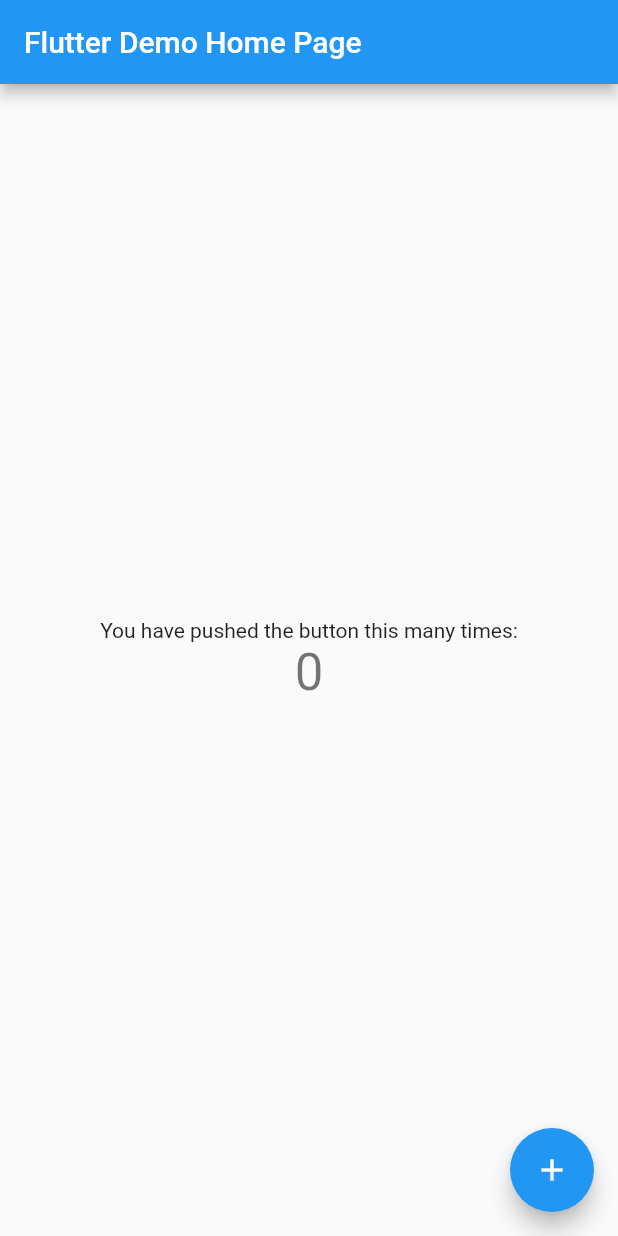
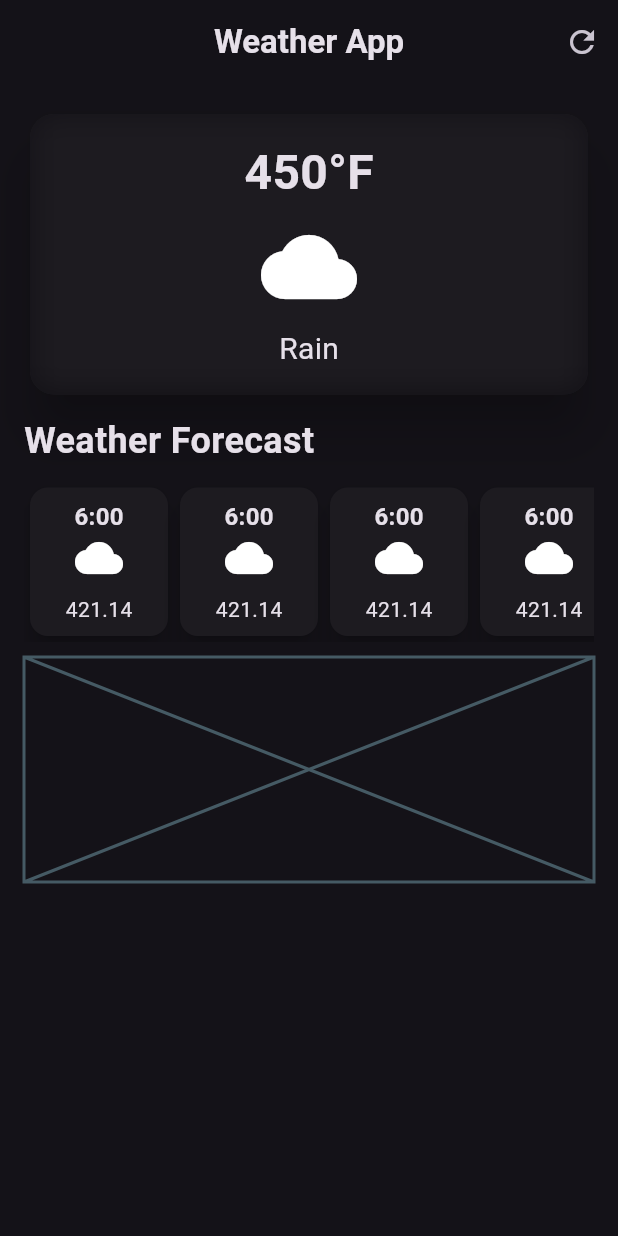
Before and after one commit to Rohit1411Y/weather_app, a Flutter app: the screen it shows after launch, on a phone screen of 412 x 824 dp. Run offline on Flutter 3.47's test engine with Material 2 defaults, Android fonts, the phone set to English and light mode, and no system bars.

Commit message:
created weatherScreen

```diff
--- a/lib/main.dart
+++ b/lib/main.dart
@@ -1,4 +1,5 @@
 import 'package:flutter/material.dart';
+import 'package:weather_app/weather_screen.dart';
 
 void main() {
   runApp(const MyApp());
@@ -7,109 +8,12 @@ void main() {
 class MyApp extends StatelessWidget {
   const MyApp({super.key});
 
-  // This widget is the root of your application.
   @override
   Widget build(BuildContext context) {
-    return MaterialApp(
-      title: 'Flutter Demo',
-      theme: ThemeData(
-        // This is the theme of your application.
-        //
-        // Try running your application with "flutter run". You'll see the
-        // application has a blue toolbar. Then, without quitting the app, try
-        // changing the primarySwatch below to Colors.green and then invoke
-        // "hot reload" (press "r" in the console where you ran "flutter run",
-        // or simply save your changes to "hot reload" in a Flutter IDE).
-        // Notice that the counter didn't reset back to zero; the application
-        // is not restarted.
-        primarySwatch: Colors.blue,
-      ),
-      home: const MyHomePage(title: 'Flutter Demo Home Page'),
+    return  MaterialApp(
+      debugShowCheckedModeBanner: false,
+      theme: ThemeData.dark(useMaterial3: true),
+      home:  const WeatherScreen(),
     );
   }
 }
-
-class MyHomePage extends StatefulWidget {
-  const MyHomePage({super.key, required this.title});
-
-  // This widget is the home page of your application. It is stateful, meaning
-  // that it has a State object (defined below) that contains fields that affect
-  // how it looks.
-
-  // This class is the configuration for the state. It holds the values (in this
-  // case the title) provided by the parent (in this case the App widget) and
-  // used by the build method of the State. Fields in a Widget subclass are
-  // always marked "final".
-
-  final String title;
-
-  @override
-  State<MyHomePage> createState() => _MyHomePageState();
-}
-
-class _MyHomePageState extends State<MyHomePage> {
-  int _counter = 0;
-
-  void _incrementCounter() {
-    setState(() {
-      // This call to setState tells the Flutter framework that something has
-      // changed in this State, which causes it to rerun the build method below
-      // so that the display can reflect the updated values. If we changed
-      // _counter without calling setState(), then the build method would not be
-      // called again, and so nothing would appear to happen.
-      _counter++;
-    });
-  }
-
-  @override
-  Widget build(BuildContext context) {
-    // This method is rerun every time setState is called, for instance as done
-    // by the _incrementCounter method above.
-    //
-    // The Flutter framework has been optimized to make rerunning build methods
-    // fast, so that you can just rebuild anything that needs updating rather
-    // than having to individually change instances of widgets.
-    return Scaffold(
-      appBar: AppBar(
-        // Here we take the value from the MyHomePage object that was created by
-        // the App.build method, and use it to set our appbar title.
-        title: Text(widget.title),
-      ),
-      body: Center(
-        // Center is a layout widget. It takes a single child and positions it
-        // in the middle of the parent.
-        child: Column(
-          // Column is also a layout widget. It takes a list of children and
-          // arranges them vertically. By default, it sizes itself to fit its
-          // children horizontally, and tries to be as tall as its parent.
-          //
-          // Invoke "debug painting" (press "p" in the console, choose the
-          // "Toggle Debug Paint" action from the Flutter Inspector in Android
-          // Studio, or the "Toggle Debug Paint" command in Visual Studio Code)
-          // to see the wireframe for each widget.
-          //
-          // Column has various properties to control how it sizes itself and
-          // how it positions its children. Here we use mainAxisAlignment to
-          // center the children vertically; the main axis here is the vertical
-          // axis because Columns are vertical (the cross axis would be
-          // horizontal).
-          mainAxisAlignment: MainAxisAlignment.center,
-          children: <Widget>[
-            const Text(
-              'You have pushed the button this many times:',
-            ),
-            Text(
-              '$_counter',
-              style: Theme.of(context).textTheme.headlineMedium,
-            ),
-          ],
-        ),
-      ),
-      floatingActionButton: FloatingActionButton(
-        onPressed: _incrementCounter,
-        tooltip: 'Increment',
-        child: const Icon(Icons.add),
-      ), // This trailing comma makes auto-formatting nicer for build methods.
-    );
-  }
-}
--- /dev/null
+++ b/lib/weather_screen.dart
@@ -0,0 +1,120 @@
+
+
+import 'dart:ui';
+
+import 'package:flutter/material.dart';
+
+class WeatherScreen extends StatelessWidget {
+  const WeatherScreen({super.key});
+
+  @override
+  Widget build(BuildContext context) {
+    return  Scaffold(
+      appBar: AppBar(
+        title: const Text('Weather App',
+        style: TextStyle(
+          fontWeight: FontWeight.bold
+        )
+        ),
+        centerTitle: true,
+        actions:  [
+        IconButton(onPressed: (){}, icon: const Icon(Icons.refresh))
+        ],
+
+      ),
+      body: Padding(
+        padding: const EdgeInsets.all(16.0),
+        child: Column(
+          crossAxisAlignment: CrossAxisAlignment.start,
+          children: [
+
+          SizedBox(
+            width: double.infinity,
+            child: Card(
+              elevation: 14,
+              shape: RoundedRectangleBorder(
+                borderRadius: BorderRadius.circular(16),
+              ),
+              child:
+            ClipRRect(
+              borderRadius: BorderRadius.circular(16),
+              child: BackdropFilter(
+                filter: ImageFilter.blur(
+                  sigmaX: 10,
+                  sigmaY: 10
+                ),
+                child: Padding(
+                  padding: const EdgeInsets.all(16.0),
+                  child: Column(children: const[
+                   Text("450°F",style:
+                    TextStyle(fontSize: 32,
+                    fontWeight: FontWeight.bold),
+                    ),
+                    SizedBox(height: 8,),
+                    Icon(Icons.cloud,
+                    size: 64,),
+                    SizedBox(height: 8,),
+                   Text("Rain",style: TextStyle(fontSize: 20),)
+                  ],
+                  ),
+                ),
+              ),
+            ),
+            ),
+          ),
+         const SizedBox(height: 10,),
+         const Text("Weather Forecast",
+         style: TextStyle(fontWeight: FontWeight.bold,
+         fontSize: 24),
+         ),
+        const SizedBox(height: 10,),
+         SingleChildScrollView(
+          scrollDirection: Axis.horizontal,
+           child: Row(
+            children: const [
+            ForecastPerHour(),
+            ForecastPerHour(),
+            ForecastPerHour(),
+            ForecastPerHour(),
+            ForecastPerHour()
+
+            ],
+           ),
+         ),
+
+       const SizedBox(height: 10,),
+       const Placeholder(fallbackHeight: 150,),
+        ]),
+      ),
+    );
+  }
+}
+class ForecastPerHour extends StatelessWidget {
+  const ForecastPerHour({super.key});
+
+  @override
+  Widget build(BuildContext context) {
+    return  SizedBox(
+                width: 100,
+                child: Card(
+                  elevation: 7,
+                  child: Container(
+                    padding: const EdgeInsets.all(8.0),
+                    decoration: BoxDecoration(borderRadius: BorderRadius.circular(20)),
+                    child: Column(
+                      children: const [
+                        Text('6:00',
+                        style: TextStyle(fontSize: 16,
+                        fontWeight: FontWeight.bold),
+                        ),
+                        Icon(Icons.cloud,
+                        size: 32,),
+                        SizedBox(height: 8,),
+                        Text("421.14"),
+                      ],
+                    ),
+                  ),
+                ),
+              );
+  }
+}
```
